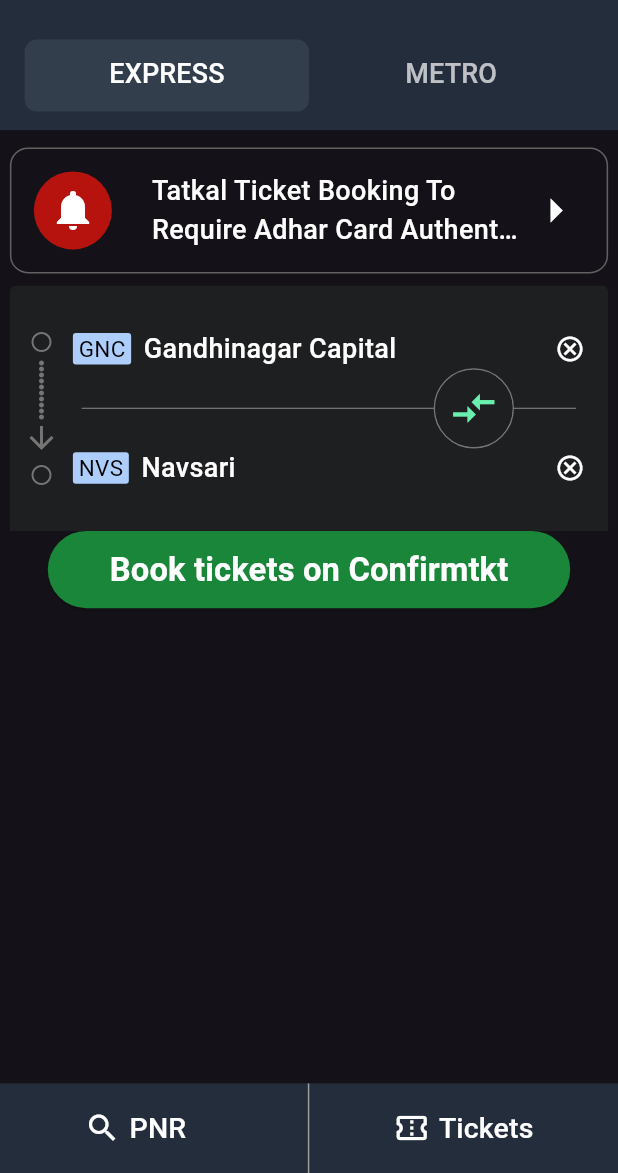
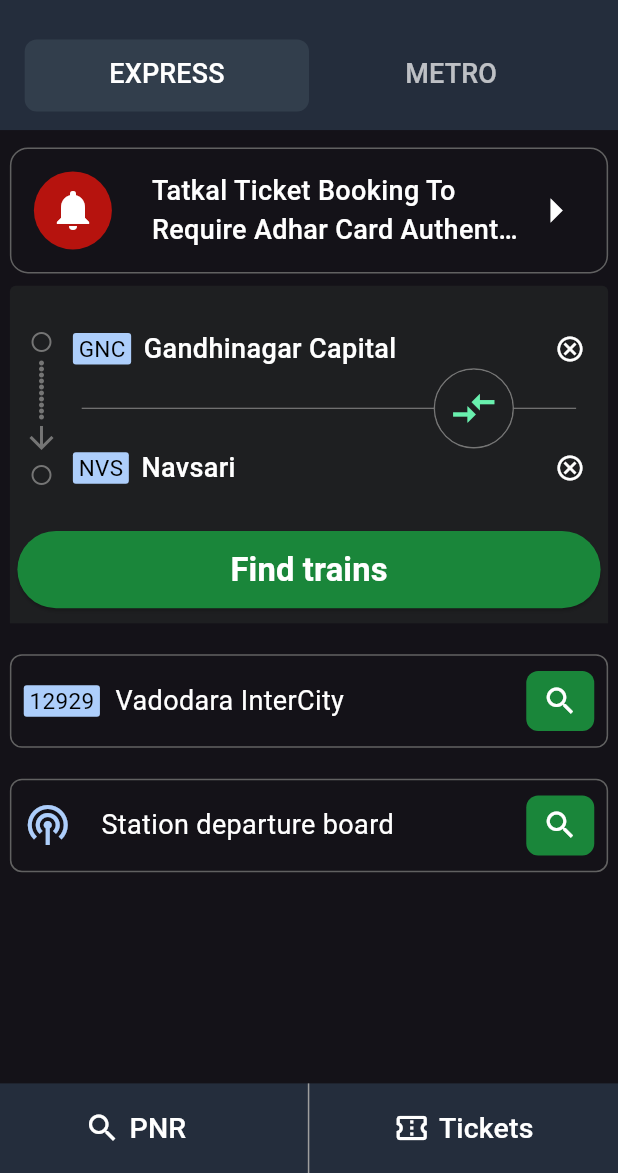
Before and after one commit to AnshMNSoni/Where-is-my-Train-Clone, a Flutter app: the screen it shows after launch, on a phone screen of 412 x 824 dp, the part 63-1236 px from its top. Run offline on Flutter 3.47's test engine with Material 3 defaults, Android fonts, the phone set to English and light mode, and no system bars.

Commit message:
express.dart more than half way done

```diff
--- a/app_clone/lib/pages/express.dart
+++ b/app_clone/lib/pages/express.dart
@@ -13,6 +13,22 @@ class _ExpressPageState extends State<ExpressPage> {
   @override
   Widget build(BuildContext context) {
     final w = MediaQuery.of(context).size.width;
+
+    Map<dynamic, dynamic> _trainNameList = {
+      Container(
+        decoration: BoxDecoration(
+          color: AppColors.tagColor,
+          borderRadius: BorderRadius.circular(2),
+        ),
+        padding: EdgeInsets.only(left: w * 0.009, right: w * 0.009),
+        child: Text(
+          "12929",
+          style: TextStyle(color: Colors.black, fontSize: 15),
+        ),
+      ): "Vadodara InterCity",
+      Icon(Icons.podcasts, color: AppColors.tagColor, size: 32):
+          "Station departure board",
+    };
 
     return Center(
       child: ListView(
@@ -64,19 +80,18 @@ class _ExpressPageState extends State<ExpressPage> {
           TravelJourney(),
 
           Center(
+            child: Container(
+              color: AppColors.containerColor,
+              width: w,
+              padding: EdgeInsets.only(left: 5, right: 5, bottom: 10),
               child: ElevatedButton(
                 onPressed: () {},
                 style: ElevatedButton.styleFrom(
                   backgroundColor: AppColors.buttonColor,
-                padding: EdgeInsets.only(
-                  left: w * 0.1,
-                  right: w * 0.1,
-                  top: w * 0.025,
-                  bottom: w * 0.025,
-                ),
+                  padding: EdgeInsets.only(top: w * 0.025, bottom: w * 0.025),
                 ),
                 child: Text(
-                "Book tickets on Confirmtkt",
+                  "Find trains",
                   style: TextStyle(
                     fontSize: w * 0.053,
                     color: Colors.white,
@@ -85,6 +100,60 @@ class _ExpressPageState extends State<ExpressPage> {
                 ),
               ),
             ),
+          ),
+
+          for (int items = 0; items < 2; items++)
+            Container(
+              margin: EdgeInsets.only(top: w * 0.05),
+              padding: EdgeInsets.only(
+                left: w * 0.02,
+                right: w * 0.02,
+                top: w * 0.015,
+                bottom: w * 0.015,
+              ),
+              decoration: BoxDecoration(
+                border: Border.all(width: 1, color: Colors.grey.shade700),
+                borderRadius: BorderRadius.circular(8),
+              ),
+              child: Row(
+                mainAxisAlignment: MainAxisAlignment.spaceBetween,
+                children: [
+                  _trainNameList.keys.elementAt(items),
+
+                  Container(
+                    width: w * 0.64,
+                    child: Text(
+                      _trainNameList.values.elementAt(items),
+                      style: TextStyle(
+                        color: Colors.white,
+                        fontWeight: FontWeight.w400,
+                        fontSize: 18,
+                      ),
+                    ),
+                  ),
+
+                  // Search Button
+                  Container(
+                    width: w * 0.11,
+                    child: TextButton(
+                      style: ButtonStyle(
+                        padding: WidgetStateProperty.all(EdgeInsets.zero),
+                        shape: WidgetStateProperty.all<RoundedRectangleBorder>(
+                          RoundedRectangleBorder(
+                            borderRadius: BorderRadius.circular(8),
+                          ),
+                        ),
+                        backgroundColor: WidgetStateProperty.all(
+                          AppColors.buttonColor,
+                        ),
+                      ),
+                      onPressed: () {},
+                      child: Icon(Icons.search, color: Colors.white, size: 24),
+                    ),
+                  ),
+                ],
+              ),
+            ),
         ],
       ),
     );
```
Lines whose indentation alone changed are shown as unchanged.
